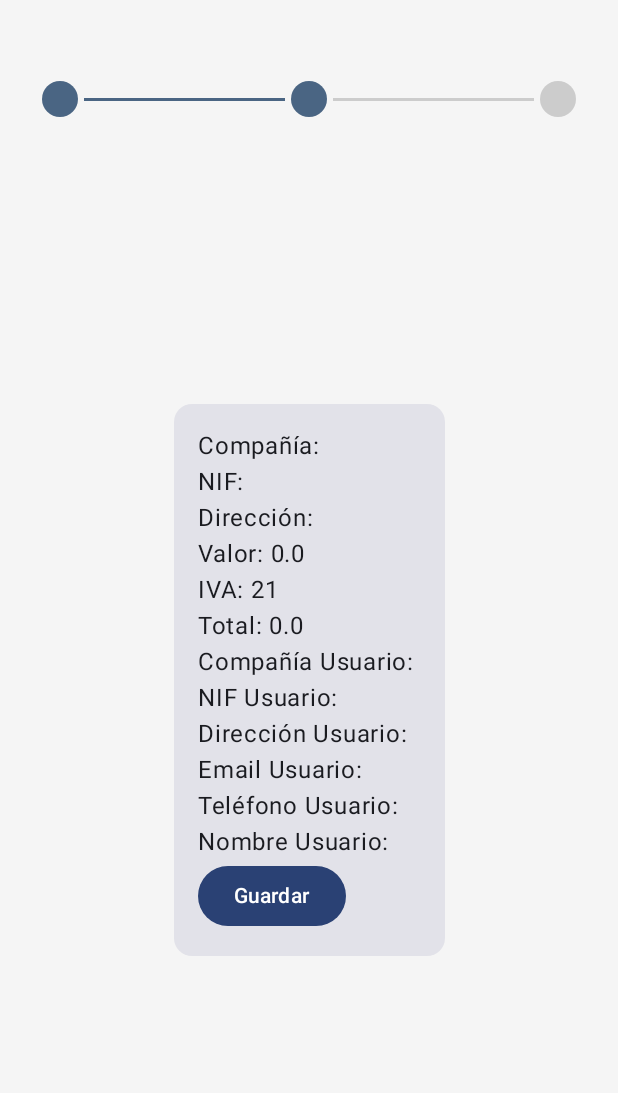
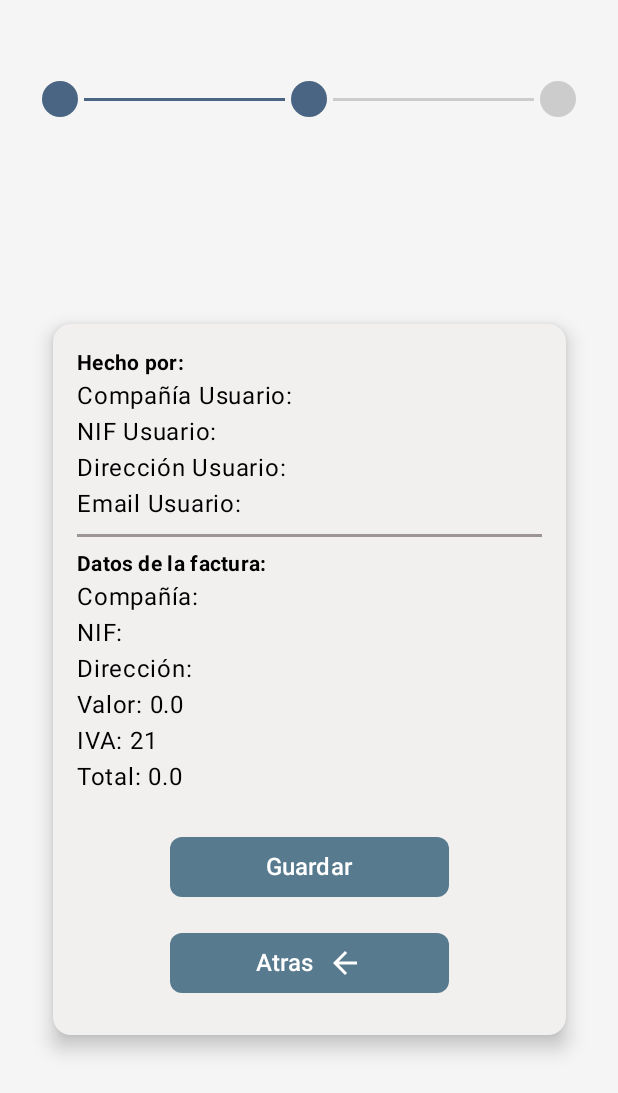
Before and after one commit to AlbaCastilla/Intermodular, an Android app built with Jetpack Compose: the FormularioConProgreso screen opened through its navigation route, after a tap on "Next", on a phone screen of 412 x 824 dp. Shown: the top 1093 px of the screen. Run offline under Robolectric (Android 15) with nearby library versions, the phone set to English and light mode, and no system bars; our stand-ins replace Firebase (no records; nobody signed in at launch, a user with empty details on screens opened directly), livedata-compose; 2 statements that could not run were skipped.

Commit message:
Factura Emitidas Terminado
Falta que salga lo del usuario

```diff
--- a/app/src/main/java/com/example/intermodular/navigation/NavigationWrapper.kt
+++ b/app/src/main/java/com/example/intermodular/navigation/NavigationWrapper.kt
@@ -32,7 +32,6 @@ fun NavigationWrapper (navController: NavHostController) {
     val registroViewModel: RegistroViewModel = viewModel()
     val femitidasInfoViewModel: FEmitidasInfoViewModel = viewModel()
     val formularioFEViewModel: FormularioFEViewModel = viewModel()
-    //val form: FormularioFEViewModel2 = viewModel()
     val indicadorProgresoViewModel: IndicadorProgresoViewModel = viewModel()
 
 
--- a/app/src/main/java/com/example/intermodular/ui/screens/factEmitidas/form/FormularioFE2.kt
+++ b/app/src/main/java/com/example/intermodular/ui/screens/factEmitidas/form/FormularioFE2.kt
@@ -2,6 +2,7 @@ import androidx.compose.foundation.background
 import androidx.compose.foundation.layout.*
 import androidx.compose.foundation.shape.RoundedCornerShape
 import androidx.compose.material.icons.Icons
+import androidx.compose.material.icons.filled.ArrowBack
 import androidx.compose.material.icons.filled.ArrowDropDown
 import androidx.compose.material.icons.filled.ArrowForward
 import androidx.compose.material3.*
@@ -248,7 +249,11 @@ fun CardForm(valor: String, iva: Int, total: Double, viewModel: FormularioFEView
                     navController.navigate(AppScreens.FormularioFE3.ruta)
                 },
                 modifier = Modifier.fillMaxWidth(),
+                colors = ButtonDefaults.buttonColors(
+                    containerColor = Color(0xFF577A8E) // Button color
+                ),
                 shape = RoundedCornerShape(8.dp)
+
             ) {
                 Text(
                     text = "Next",
@@ -261,6 +266,30 @@ fun CardForm(valor: String, iva: Int, total: Double, viewModel: FormularioFEView
                     tint = Color.White
                 )
             }
+
+            Spacer(modifier = Modifier.height(2.dp)) // Adding space before the button
+            Button(
+                onClick = { navController.navigate("FormularioFE") /*viewModel.guardarFacturaEnFirestore() */} ,
+                modifier = Modifier
+                    .fillMaxWidth()
+                    .align(Alignment.CenterHorizontally), // Centering the button horizontally
+                colors = ButtonDefaults.buttonColors(
+                    containerColor = Color(0xFF577A8E) // Button color
+                ),
+                shape = RoundedCornerShape(8.dp)
+            ) {
+                Text(
+                    text = "Atras",
+                    fontSize = 16.sp,
+                    color = Color.White, // Button text color
+                )
+                Spacer(modifier = Modifier.width(8.dp))
+                Icon(
+                    Icons.Default.ArrowBack,
+                    contentDescription = "Siguiente",
+                    tint = Color.White
+                )
+            }
         }
     }
 }
--- a/app/src/main/java/com/example/intermodular/ui/screens/factEmitidas/form/FormularioFE3.kt
+++ b/app/src/main/java/com/example/intermodular/ui/screens/factEmitidas/form/FormularioFE3.kt
@@ -3,10 +3,23 @@ package com.example.intermodular.ui.screens.factEmitidas.form
 import androidx.compose.foundation.background
 import androidx.compose.foundation.layout.Arrangement
 import androidx.compose.foundation.layout.Column
+import androidx.compose.foundation.layout.Spacer
 import androidx.compose.foundation.layout.fillMaxSize
+import androidx.compose.foundation.layout.fillMaxWidth
+import androidx.compose.foundation.layout.height
 import androidx.compose.foundation.layout.padding
+import androidx.compose.foundation.layout.width
+import androidx.compose.foundation.shape.RoundedCornerShape
+import androidx.compose.material.icons.Icons
+import androidx.compose.material.icons.filled.ArrowBack
+import androidx.compose.material.icons.filled.ArrowForward
 import androidx.compose.material3.Button
+import androidx.compose.material3.ButtonDefaults
 import androidx.compose.material3.Card
+import androidx.compose.material3.CardDefaults
+import androidx.compose.material3.Divider
+import androidx.compose.material3.Icon
+import androidx.compose.material3.MaterialTheme
 import androidx.compose.material3.Text
 import androidx.compose.runtime.Composable
 import androidx.compose.runtime.LaunchedEffect
@@ -16,7 +29,9 @@ import androidx.compose.ui.Alignment
 import androidx.compose.ui.Modifier
 import androidx.compose.ui.graphics.Color
 import androidx.compose.ui.platform.LocalContext
+import androidx.compose.ui.text.font.FontWeight
 import androidx.compose.ui.unit.dp
+import androidx.compose.ui.unit.sp
 import androidx.navigation.NavHostController
 import com.example.intermodular.componentes.indicadorProgreso.IndicadorProgreso
 import com.example.intermodular.componentes.indicadorProgreso.IndicadorProgresoViewModel
@@ -87,8 +102,8 @@ fun CardForm2(
     nif: String,
     direccion: String,
     valor: Comparable<*>,
-    iva:Int,
-    total:Double,
+    iva: Int,
+    total: Double,
     companiaNombreUsuario: String,
     nifUsuario: String,
     direccionUsuario: String,
@@ -108,26 +123,87 @@ fun CardForm2(
 
         // Render the form using passed parameters
         Card(
-            modifier = Modifier.padding(8.dp)
+            modifier = Modifier
+                .padding(16.dp) // Adding margin around the card
+                .fillMaxWidth(0.9f), // Adjust the width of the card to have some margin
+            elevation = CardDefaults.cardElevation(8.dp), // Giving some shadow to the card
+            colors = CardDefaults.cardColors(containerColor = Color(0xFFF2EFEF)) // Setting the card background color // Setting the card background color
         ) {
             Column(
                 modifier = Modifier.padding(16.dp)
             ) {
+                // Hecho por Section
+                Text(
+                    text = "Hecho por:",
+                    fontWeight = FontWeight.Bold,
+                    style = MaterialTheme.typography.bodyMedium
+                )
+                Text(text = "Compañía Usuario: $companiaNombreUsuario")
+                Text(text = "NIF Usuario: $nifUsuario")
+                Text(text = "Dirección Usuario: $direccionUsuario")
+                Text(text = "Email Usuario: $emailUsuario")
+
+                // Divider
+                Divider(
+                    modifier = Modifier.padding(vertical = 8.dp),
+                    color = Color(0xFF9D9595), // Divider color
+                    thickness = 2.dp
+                )
+
+                // Datos de la factura Section
+                Text(
+                    text = "Datos de la factura:",
+                    fontWeight = FontWeight.Bold,
+                    style = MaterialTheme.typography.bodyMedium
+                )
                 Text(text = "Compañía: $companiaNombre")
                 Text(text = "NIF: $nif")
                 Text(text = "Dirección: $direccion")
                 Text(text = "Valor: $valor")
                 Text(text = "IVA: $iva")
                 Text(text = "Total: $total")
-                Text(text = "Compañía Usuario: $companiaNombreUsuario")
-                Text(text = "NIF Usuario: $nifUsuario")
-                Text(text = "Dirección Usuario: $direccionUsuario")
-                Text(text = "Email Usuario: $emailUsuario")
-                Text(text = "Teléfono Usuario: $phoneNumberUsuario")
-                Text(text = "Nombre Usuario: $displayNameUsuario")
 
-                Button(onClick = { viewModel.guardarFacturaEnFirestore() }) {
-                    Text("Guardar")
+                // Save button
+                Spacer(modifier = Modifier.height(16.dp)) // Adding space before the button
+                Button(
+                    onClick = { viewModel.guardarFacturaEnFirestore() },
+                    modifier = Modifier
+                        .align(Alignment.CenterHorizontally) // Centering the button horizontally
+                        .fillMaxWidth(0.6f) // Adjusting the button width to 60% of screen
+                        .padding(vertical = 8.dp), // Adding padding around the button
+                    colors = ButtonDefaults.buttonColors(
+                        containerColor = Color(0xFF577A8E) // Button color
+                    ),
+                    shape = RoundedCornerShape(8.dp)
+                ) {
+                    Text(
+                        text = "Guardar",
+                        color = Color.White, // Button text color
+                        fontSize = 16.sp,
+                    )
+                }
+                Button(
+                    onClick = { navController.navigate("FormularioFE2") /*viewModel.guardarFacturaEnFirestore() */} ,
+                    modifier = Modifier
+                        .align(Alignment.CenterHorizontally) // Centering the button horizontally
+                        .fillMaxWidth(0.6f) // Adjusting the button width to 60% of screen
+                        .padding(vertical = 8.dp), // Adding padding around the button
+                    colors = ButtonDefaults.buttonColors(
+                        containerColor = Color(0xFF577A8E) // Button color
+                    ),
+                    shape = RoundedCornerShape(8.dp)
+                ) {
+                    Text(
+                        text = "Atras",
+                        color = Color.White, // Button text color
+                        fontSize = 16.sp,
+                    )
+                    Spacer(modifier = Modifier.width(8.dp))
+                    Icon(
+                        Icons.Default.ArrowBack,
+                        contentDescription = "Siguiente",
+                        tint = Color.White
+                    )
                 }
             }
         }
--- a/app/src/main/java/com/example/intermodular/ui/screens/factEmitidas/form/FormularioFEViewModel.kt
+++ b/app/src/main/java/com/example/intermodular/ui/screens/factEmitidas/form/FormularioFEViewModel.kt
@@ -336,15 +336,16 @@ class FormularioFEViewModel : ViewModel() {
     fun cargarDatosUsuario(context: Context) {
         val sharedPreferences = context.getSharedPreferences("user_data", Context.MODE_PRIVATE)
 
-        // Recuperar los datos guardados en SharedPreferences
-        _companiaNombreUsuario.value = sharedPreferences.getString("company_name", "")
+        _companiaNombreUsuario.value = sharedPreferences.getString("companiaNombre", "")
         _nifUsuario.value = sharedPreferences.getString("nif", "")
-        _direccionUsuario.value = sharedPreferences.getString("address", "")
+        _direccionUsuario.value = sharedPreferences.getString("direccion", "")
         _emailUsuario.value = sharedPreferences.getString("email", "")
-        _phoneNumberUsuario.value = sharedPreferences.getString("phone_number", "")
-        usuarioId = sharedPreferences.getString("user_id", "")
-        _displayNameUsuario.value = sharedPreferences.getString("display_name", "")
 
+
+        Log.d("SharedPreferences", "Compañía: ${sharedPreferences.getString("companiaNombre", "")}")
+        Log.d("SharedPreferences", "NIF: ${sharedPreferences.getString("nif", "")}")
+        Log.d("SharedPreferences", "Dirección: ${sharedPreferences.getString("direccion", "")}")
+        Log.d("SharedPreferences", "Email: ${sharedPreferences.getString("email", "")}")
     }
 
     fun validarNIF(nif: String): Boolean {
@@ -372,6 +373,7 @@ class FormularioFEViewModel : ViewModel() {
     fun guardarFacturaEnFirestore() {
         val db = FirebaseFirestore.getInstance()
         val coleccion = db.collection("facturas")
+        val clienteId = _clienteId.value ?: ""
 
         // Obtener el último número de factura
         coleccion.orderBy("numeroFactura", Query.Direction.DESCENDING).limit(1).get()
@@ -395,8 +397,6 @@ class FormularioFEViewModel : ViewModel() {
                     "nifUsuario" to nifUsuario.value,
                     "direccionUsuario" to direccionUsuario.value,
                     "emailUsuario" to emailUsuario.value,
-                    "phoneNumberUsuario" to phoneNumberUsuario.value,
-                    "displayNameUsuario" to displayNameUsuario.value,
                     "timestamp" to FieldValue.serverTimestamp()
                 )
 
@@ -420,6 +420,7 @@ class FormularioFEViewModel : ViewModel() {
         val nombre = _companiaNombre.value ?: ""
         val nif = _nif.value ?: ""
         val direccion = _direccion.value ?: ""
+
 
         val nuevoDocumento = db.collection(coleccion).document()
 
@@ -463,7 +464,7 @@ class FormularioFEViewModel : ViewModel() {
     private val _valor = MutableLiveData<String>()
     val valor: LiveData<String> = _valor
 
-    private val _iva = MutableLiveData<Int>()
+    private val _iva = MutableLiveData<Int>().apply { value = 21 }
     val iva: LiveData<Int> = _iva
 
     private val _total = MutableLiveData<Double>()
--- a/app/src/main/java/com/example/intermodular/ui/screens/factEmitidas/info/FEmitidasInfoViewModel.kt
+++ /dev/null
@@ -1,52 +0,0 @@
-package com.example.intermodular.ui.screens.factEmitidas.info
-
-import androidx.lifecycle.LiveData
-import androidx.lifecycle.MutableLiveData
-import androidx.lifecycle.ViewModel
-
-class FEmitidasInfoViewModel: ViewModel() {
-
-    private val _moneyCharge = MutableLiveData<String>("") //le vamos aa poner comillas para q no me de error con el input
-    val moneyCharge: LiveData<String> = _moneyCharge
-
-    private val _totalAccount = MutableLiveData<String>("0.00") //indicamos qe siempre va a comenzar en 0.00
-    val totalAccount: LiveData<String> = _totalAccount
-
-    private val _taxType = MutableLiveData<Double>(0.21) //q empiece por defecto con la opcion del 21%
-    val taxType: LiveData<Double> = _taxType
-
-    //para las opciones del select para los impuestos
-    private val taxOptions = mapOf(
-        "IVA" to 0.21,  //21%
-        "ISR" to 0.10,  //10%
-        "IEPS" to 0.04  //4%
-    )
-
-
-    fun updateMoneyCharge(value: String) {
-        _moneyCharge.value = value
-        calculateTotal()
-    }
-
-    fun updateTaxType(taxName: String) {
-        val newTax = taxOptions[taxName] ?: 0.21
-        _taxType.value = newTax
-        calculateTotal()
-    }
-
-    private fun calculateTotal() {
-        //obtenemos la cantidad del moneyCharge --> como Double
-        val chargeString = _moneyCharge.value ?: "0.00"
-        val charge = chargeString.toDoubleOrNull() ?: 0.0
-
-        //pillamos el valor del impuesto q hemos seleccionado
-        val tax = _taxType.value ?: 0.21
-
-        // Calcular el total con impuestos
-        val total = charge * (1 + tax)
-
-        // Convertir el resultado a String con 2 decimales y actualizar LiveData
-        val totalFormatted = String.format("%.2f", total)
-        _totalAccount.value = totalFormatted
-    }
-}
```
Also changed, not shown: app/src/main/java/com/example/intermodular/ui/screens/factEmitidas/info/FEmitidasInfo.kt (deleted, +0 -205 lines), app/src/main/java/com/example/intermodular/ui/screens/factEmitidas/info/solucionVistaConSelect_porVEr.kt (deleted, +0 -178 lines).
